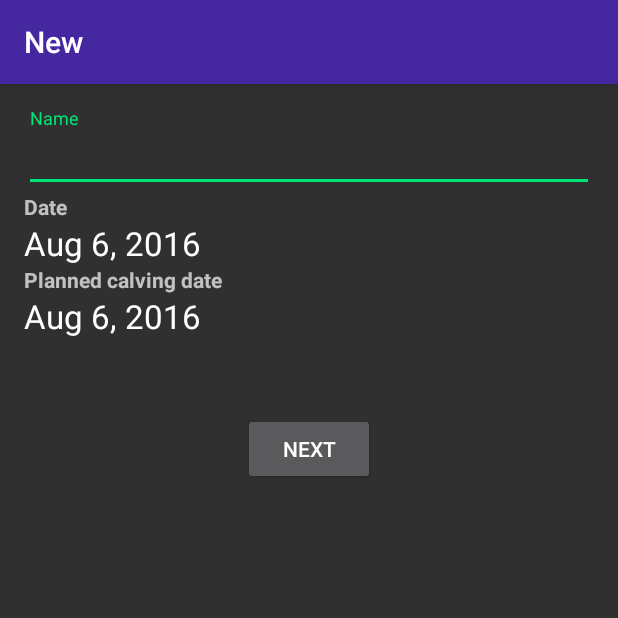
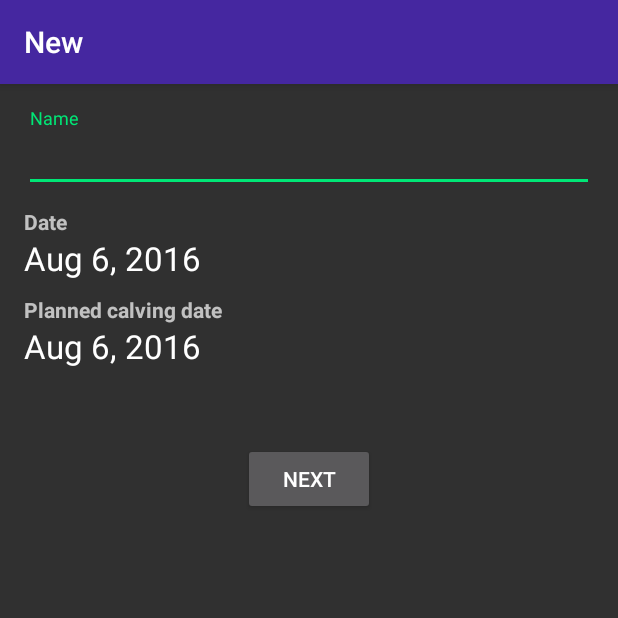
Before and after one commit to IanField90/CattleBodyConditioning, an Android app: the CreateRecordActivity screen opened directly, with no data from a screen before it, on a phone screen of 412 x 824 dp, the top half of it. Run offline under Robolectric (Android 15) with nearby library versions, the light colour scheme and no system bars; our stand-ins replace ButterKnife; libraries missing offline, so code that uses them is left out: com.wdullaer.materialdatetimepicker, io.realm, io.realm.annotations.

Commit message:
Improve UX slightly

```diff
--- a/app/src/main/java/com/ianfield/bodyscoring/MainActivity.java
+++ b/app/src/main/java/com/ianfield/bodyscoring/MainActivity.java
@@ -96,7 +96,7 @@ public class MainActivity extends AppCompatActivity {
     @Override
     public boolean onCreateOptionsMenu(Menu menu) {
         MenuInflater inflater = getMenuInflater();
-        inflater.inflate(R.menu.menu_main, menu);
+        inflater.inflate(R.menu.main, menu);
         return true;
     }
 }
--- a/app/src/main/java/com/ianfield/bodyscoring/ScoringActivity.java
+++ b/app/src/main/java/com/ianfield/bodyscoring/ScoringActivity.java
@@ -52,7 +52,7 @@ public class ScoringActivity extends AppCompatActivity {
     @Override
     public boolean onCreateOptionsMenu(Menu menu) {
         MenuInflater inflater = getMenuInflater();
-        inflater.inflate(R.menu.menu_scoring, menu);
+        inflater.inflate(R.menu.scoring, menu);
         return true;
     }
 
--- a/app/src/main/res/layout/activity_create_record.xml
+++ b/app/src/main/res/layout/activity_create_record.xml
@@ -35,7 +35,8 @@
             android:layout_height="wrap_content"
             android:text="@string/date"
             android:textStyle="bold"
-            />
+            android:textAppearance="?android:textAppearanceSmall"
+            android:layout_marginTop="10dp" />
 
         <TextView
             android:layout_width="fill_parent"
@@ -50,6 +51,8 @@
             android:layout_height="wrap_content"
             android:text="@string/expected_date"
             android:textStyle="bold"
+            android:layout_marginTop="10dp"
+            android:textAppearance="?android:textAppearanceSmall"
             />
         <TextView
             android:layout_width="fill_parent"
--- a/app/src/main/res/layout/activity_main.xml
+++ b/app/src/main/res/layout/activity_main.xml
@@ -22,7 +22,7 @@
         android:layout_alignParentEnd="true"
         android:layout_marginBottom="@dimen/activity_vertical_margin"
         android:layout_marginEnd="@dimen/activity_horizontal_margin"
-        android:src="@drawable/ic_plus_white_24dp"
+        android:src="@drawable/ic_plus_grey600_24dp"
         android:id="@+id/fabNew"
         />
 
--- a/app/src/main/res/layout/activity_view_record.xml
+++ b/app/src/main/res/layout/activity_view_record.xml
@@ -23,6 +23,7 @@
     <TextView
         android:layout_width="wrap_content"
         android:layout_height="wrap_content"
+        android:layout_marginTop="10dp"
         android:textAppearance="?android:attr/textAppearanceSmall"
         tools:text="Planned: 05/08/2016"
         android:id="@+id/planned_calving"
@@ -33,6 +34,8 @@
     <TextView
         android:layout_width="wrap_content"
         android:layout_height="wrap_content"
+        android:layout_marginTop="10dp"
+        android:layout_marginBottom="20dp"
         android:textAppearance="?android:attr/textAppearanceSmall"
         tools:text="Scored: 05/08/2016"
         android:id="@+id/date"
--- a/app/src/main/res/menu/view.xml
+++ b/app/src/main/res/menu/view.xml
@@ -5,11 +5,13 @@
 
     <item android:id="@+id/action_save_chart"
         android:title="@string/save_chart"
-        app:showAsAction="always"
+        android:icon="@drawable/download"
+        app:showAsAction="ifRoom"
         />
 
     <item android:id="@+id/action_upload"
         android:title="@string/save_to_drive"
-        app:showAsAction="always"
+        android:icon="@drawable/google_drive"
+        app:showAsAction="ifRoom"
         />
 </menu>
```
Also changed, not shown: app/src/main/res/drawable-xhdpi/download.png (added), app/src/main/res/drawable-xhdpi/google_drive.png (added), app/src/main/res/menu/create_record.xml (renamed from app/src/main/res/menu/menu_create_record.xml), app/src/main/res/menu/main.xml (renamed from app/src/main/res/menu/menu_main.xml), app/src/main/res/menu/scoring.xml (renamed from app/src/main/res/menu/menu_scoring.xml).
